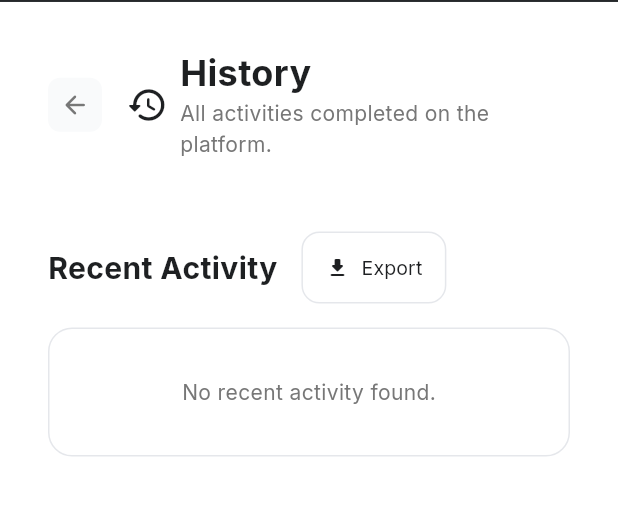
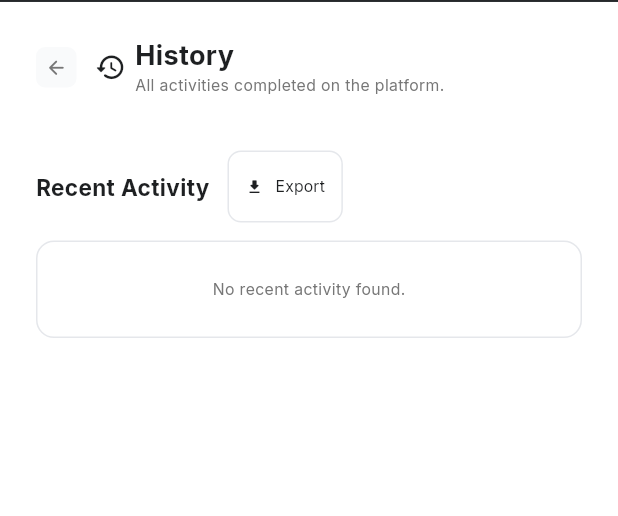
Before and after one commit to DivyanshRana07/Naiyo24, a Flutter app: the ReportsScreen screen opened directly, on a phone screen of 412 x 824 dp, the part 94-610 px from its top. Run offline on Flutter 3.47's test engine with Material 3 defaults, Android fonts, the phone set to English and light mode, and no system bars; our stand-ins replace dio, flutter_riverpod, go_router, google_fonts, image_picker, shared_preferences and 1 more; missing offline and left inert: dart:js_interop; accounts and stored records are empty; network calls fail; Roboto replaces fonts that are missing (Jaldi).

Commit message:
feat: add responsive sizing to reports and settings screens

```diff
--- a/naiyo24_business_tool/lib/screens/reports_screen.dart
+++ b/naiyo24_business_tool/lib/screens/reports_screen.dart
@@ -6,6 +6,7 @@ import 'package:http/http.dart' as http;
 import 'package:naiyo24_business_tool/notifiers/activity_notifier.dart';
 import 'package:naiyo24_business_tool/notifiers/auth_notifier.dart';
 import 'package:naiyo24_business_tool/theme/theme.dart';
+import 'package:naiyo24_business_tool/theme/responsive.dart';
 import 'package:naiyo24_business_tool/widgets/dashboard/dashboard_widgets.dart';
 import 'package:naiyo24_business_tool/widgets/common/dashboard_app_bar.dart';
 import 'package:naiyo24_business_tool/widgets/common/side_navigation.dart';
@@ -142,7 +143,7 @@ class ReportsScreen extends ConsumerWidget {
             ),
           Expanded(
             child: SingleChildScrollView(
-              padding: const EdgeInsets.all(AppSpacing.xl),
+              padding: EdgeInsets.all(context.responsive.spacing(AppSpacing.xl)),
               child: Column(
                 crossAxisAlignment: CrossAxisAlignment.start,
                 children: [
@@ -150,97 +151,101 @@ class ReportsScreen extends ConsumerWidget {
                     children: [
                       InkWell(
                         onTap: () => context.go(AppRoutes.dashboard),
-                        borderRadius: BorderRadius.circular(AppBorderRadius.sm),
+                        borderRadius: BorderRadius.circular(context.responsive.borderRadius(AppBorderRadius.sm)),
                         child: Container(
-                          padding: const EdgeInsets.all(8),
+                          padding: EdgeInsets.all(context.responsive.spacing(8)),
                           decoration: BoxDecoration(
                             color: AppColors.surfaceVariant,
                             borderRadius:
-                                BorderRadius.circular(AppBorderRadius.sm),
+                                BorderRadius.circular(context.responsive.borderRadius(AppBorderRadius.sm)),
                           ),
                           child: Icon(Icons.arrow_back_rounded,
-                              size: 20, color: AppColors.textSecondary),
+                              size: context.responsive.iconSize(20), color: AppColors.textSecondary),
                         ),
                       ),
-                      const SizedBox(width: AppSpacing.md),
+                      SizedBox(width: context.responsive.spacing(AppSpacing.md)),
                       Icon(Icons.history_rounded,
-                          color: AppColors.primary, size: 28),
-                      const SizedBox(width: AppSpacing.sm),
+                          color: AppColors.primary, size: context.responsive.iconSize(28)),
+                      SizedBox(width: context.responsive.spacing(AppSpacing.sm)),
                       Flexible(
                         child: Column(
                           crossAxisAlignment: CrossAxisAlignment.start,
                           children: [
                             Text(
                               'History',
-                              style: AppTextStyles.h1,
+                              style: AppTextStyles.h1.copyWith(fontSize: context.responsive.fontSize(24)),
                             ),
                             Text(
                               'All activities completed on the platform.',
-                              style: AppTextStyles.bodyMedium,
+                              style: AppTextStyles.bodyMedium.copyWith(fontSize: context.responsive.fontSize(14)),
                             ),
                           ],
                         ),
                       ),
                     ],
                   ),
-                  const SizedBox(height: AppSpacing.xxl),
+                  SizedBox(height: context.responsive.spacing(AppSpacing.xxl)),
                   Wrap(
                     alignment: WrapAlignment.spaceBetween,
                     crossAxisAlignment: WrapCrossAlignment.center,
-                    spacing: AppSpacing.md,
-                    runSpacing: AppSpacing.sm,
+                    spacing: context.responsive.spacing(AppSpacing.md),
+                    runSpacing: context.responsive.spacing(AppSpacing.sm),
                     children: [
                       Text(
                         'Recent Activity',
-                        style: AppTextStyles.h2,
+                        style: AppTextStyles.h2.copyWith(fontSize: context.responsive.fontSize(20)),
                       ),
                       asyncActivities.when(
                         data: (activities) => OutlinedButton.icon(
                           onPressed: () => _handleExport(context, activities),
                           style: OutlinedButton.styleFrom(
                             side: BorderSide(color: AppColors.border),
-                            padding: const EdgeInsets.symmetric(
-                                horizontal: 16, vertical: 8),
+                            padding: EdgeInsets.symmetric(
+                                horizontal: context.responsive.spacing(16),
+                                vertical: context.responsive.spacing(8)),
                             shape: RoundedRectangleBorder(
                               borderRadius:
-                                  BorderRadius.circular(AppBorderRadius.md),
+                                  BorderRadius.circular(context.responsive.borderRadius(AppBorderRadius.md)),
                             ),
                           ),
                           icon: Icon(Icons.download_rounded,
-                              size: 16, color: AppColors.textPrimary),
+                              size: context.responsive.iconSize(16), color: AppColors.textPrimary),
                           label: Text('Export',
                               style: AppTextStyles.labelMedium
-                                  .copyWith(color: AppColors.textPrimary)),
+                                  .copyWith(
+                                    color: AppColors.textPrimary,
+                                    fontSize: context.responsive.fontSize(14),
+                                  )),
                         ),
                         loading: () => const SizedBox.shrink(),
                         error: (_, __) => const SizedBox.shrink(),
                       ),
                     ],
                   ),
-                  const SizedBox(height: AppSpacing.md),
+                  SizedBox(height: context.responsive.spacing(AppSpacing.md)),
                   asyncActivities.when(
-                    loading: () => const Center(
+                    loading: () => Center(
                       child: Padding(
-                        padding: EdgeInsets.all(AppSpacing.xxl),
-                        child: CircularProgressIndicator(),
+                        padding: EdgeInsets.all(context.responsive.spacing(AppSpacing.xxl)),
+                        child: const CircularProgressIndicator(),
                       ),
                     ),
                     error: (err, _) => Container(
                       width: double.infinity,
-                      padding: const EdgeInsets.all(AppSpacing.xl),
+                      padding: EdgeInsets.all(context.responsive.spacing(AppSpacing.xl)),
                       decoration: BoxDecoration(
                         color: AppColors.surface,
-                        borderRadius: BorderRadius.circular(AppBorderRadius.lg),
+                        borderRadius: BorderRadius.circular(context.responsive.borderRadius(AppBorderRadius.lg)),
                         border: Border.all(color: AppColors.border),
                       ),
                       child: Center(
                         child: Column(
                           children: [
                             Icon(Icons.error_outline,
-                                size: 48, color: AppColors.error),
-                            const SizedBox(height: AppSpacing.md),
+                                size: context.responsive.iconSize(48), color: AppColors.error),
+                            SizedBox(height: context.responsive.spacing(AppSpacing.md)),
                             Text('Error loading activities: $err',
-                                style: AppTextStyles.bodyMedium),
+                                style: AppTextStyles.bodyMedium.copyWith(fontSize: context.responsive.fontSize(14))),
                           ],
                         ),
                       ),
@@ -249,15 +254,15 @@ class ReportsScreen extends ConsumerWidget {
                       if (activities.isEmpty) {
                         return Container(
                           width: double.infinity,
-                          padding: const EdgeInsets.all(AppSpacing.xl),
+                          padding: EdgeInsets.all(context.responsive.spacing(AppSpacing.xl)),
                           decoration: BoxDecoration(
                             color: AppColors.surface,
                             borderRadius:
-                                BorderRadius.circular(AppBorderRadius.lg),
+                                BorderRadius.circular(context.responsive.borderRadius(AppBorderRadius.lg)),
                             border: Border.all(color: AppColors.border),
                           ),
-                          child: const Center(
-                            child: Text('No recent activity found.'),
+                          child: Center(
+                            child: Text('No recent activity found.', style: TextStyle(fontSize: context.responsive.fontSize(14))),
                           ),
                         );
                       }
@@ -267,7 +272,7 @@ class ReportsScreen extends ConsumerWidget {
                           decoration: BoxDecoration(
                             color: AppColors.surface,
                             borderRadius:
-                                BorderRadius.circular(AppBorderRadius.lg),
+                                BorderRadius.circular(context.responsive.borderRadius(AppBorderRadius.lg)),
                             border: Border.all(color: AppColors.border),
                           ),
                           child: ListView.separated(
```
Also changed, not shown: naiyo24_business_tool/lib/screens/settings_screen.dart (+47 -42 lines).
